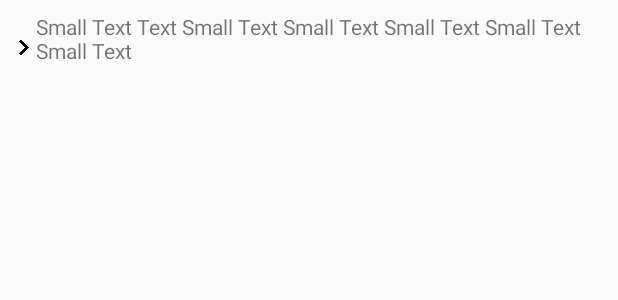
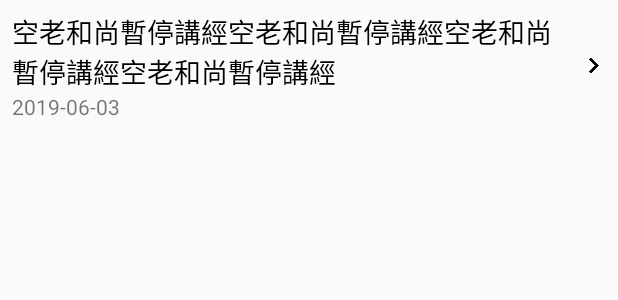
Before and after one commit to amtbtv/BuddhismNetworkRadio, an Android app: the layout item_news.xml on its own in the app's theme, with its tools: preview values and no code run, on a phone screen of 412 x 824 dp. Shown: the top 300 px of the screen. Run offline under Robolectric (Android 15) with nearby library versions, the phone set to English and light mode, and no system bars; network calls fail.

Commit message:
修改联系方式，最新消息可点开网页

```diff
--- a/app/build.gradle
+++ b/app/build.gradle
@@ -7,8 +7,8 @@ android {
         applicationId "com.jianchi.fsp.buddhismnetworkradio"
         minSdkVersion 17
         targetSdkVersion 27
-        versionCode 50103
-        versionName '5.1.3'
+        versionCode 50104
+        versionName '5.1.4'
         ndk {
             //设置支持的SO库架构
             abiFilters 'armeabi', 'x86', 'armeabi-v7a', 'x86_64', 'arm64-v8a'
--- a/app/src/main/java/com/jianchi/fsp/buddhismnetworkradio/tools/UrlHelper.java
+++ b/app/src/main/java/com/jianchi/fsp/buddhismnetworkradio/tools/UrlHelper.java
@@ -40,7 +40,8 @@ public class UrlHelper {
     }
 
     public static String getNewsUrl(){
-        return "http://www.amtb.tw/tvchannel/show_marquee.asp";
+        return "https://www.hwadzan.tv/news/all_news.html";
+        //return "http://www.amtb.tw/tvchannel/show_marquee.asp";
     }
 
     //http://amtbapi.amtb.de/amtbtv/docs/21-786-0001_en/html/zh_TW
--- a/app/src/main/res/layout/item_news.xml
+++ b/app/src/main/res/layout/item_news.xml
@@ -6,18 +6,36 @@
     android:gravity="center_vertical"
     android:padding="8dp">
 
+    <LinearLayout
+        android:layout_width="wrap_content"
+        android:layout_height="72dp"
+        android:layout_weight="1"
+        android:gravity="center_vertical"
+        android:orientation="vertical">
+
+        <TextView
+            android:id="@+id/txt"
+            android:layout_width="match_parent"
+            android:layout_height="wrap_content"
+            android:maxLines="2"
+            android:layout_marginRight="4dp"
+            android:text="空老和尚暫停講經空老和尚暫停講經空老和尚暫停講經空老和尚暫停講經"
+            android:textAppearance="@style/TextAppearance.AppCompat.Medium"
+            android:textColor="@android:color/primary_text_light_nodisable" />
+
+        <TextView
+            android:id="@+id/time"
+            android:layout_width="match_parent"
+            android:layout_height="wrap_content"
+            android:singleLine="false"
+            android:text="2019-06-03"
+            android:textAppearance="@style/TextAppearance.AppCompat.Small" />
+    </LinearLayout>
+
     <ImageView
         android:id="@+id/imageView2"
         android:layout_width="wrap_content"
         android:layout_height="wrap_content"
         android:src="@mipmap/ic_item_program" />
 
-    <TextView
-        android:id="@+id/txt"
-        android:layout_width="wrap_content"
-        android:layout_height="48dp"
-        android:layout_weight="1"
-        android:singleLine="false"
-        android:text="Small Text Text Small Text Small Text Small Text Small Text Small Text" />
-
 </LinearLayout>
```
Also changed, not shown: app/src/main/java/com/jianchi/fsp/buddhismnetworkradio/activity/ContactActivity.java (+8 -15 lines), app/src/main/java/com/jianchi/fsp/buddhismnetworkradio/activity/NewsActivity.java (+32 -16 lines), app/src/main/java/com/jianchi/fsp/buddhismnetworkradio/adapter/NewsListAdapter.java (+16 -4 lines), app/src/main/java/com/jianchi/fsp/buddhismnetworkradio/model/News.java (added, +7 -0 lines), app/src/main/res/layout/content_contact.xml (+14 -6 lines), app/src/main/res/values/strings.xml (+6 -5 lines), 2 other files.
